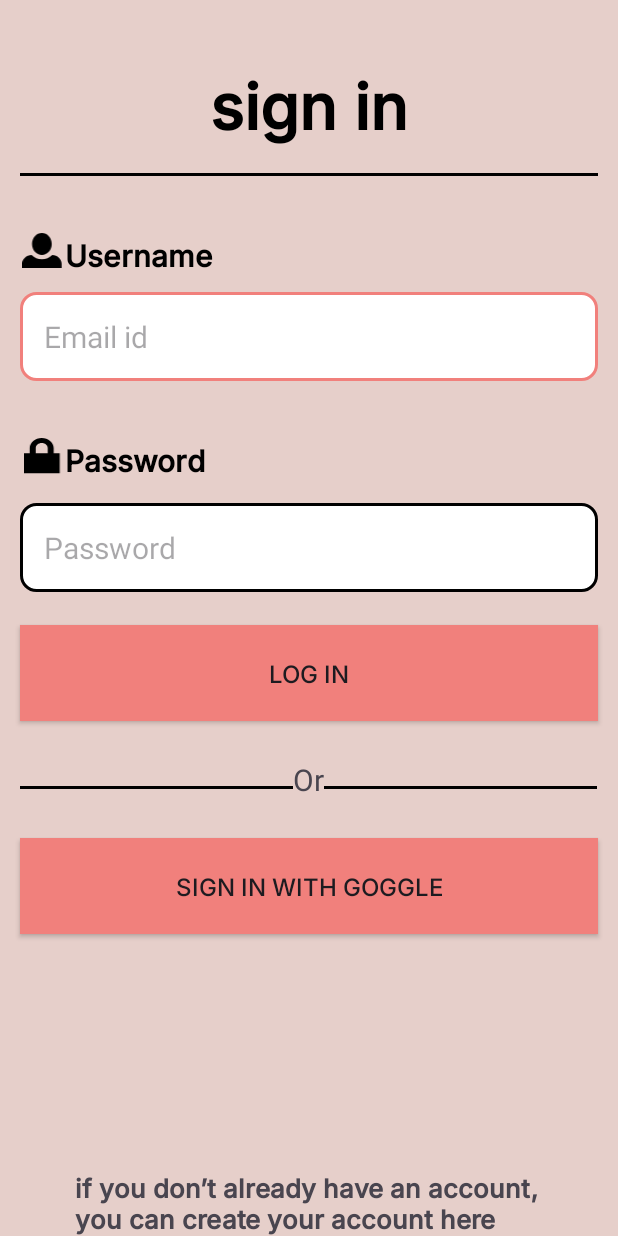
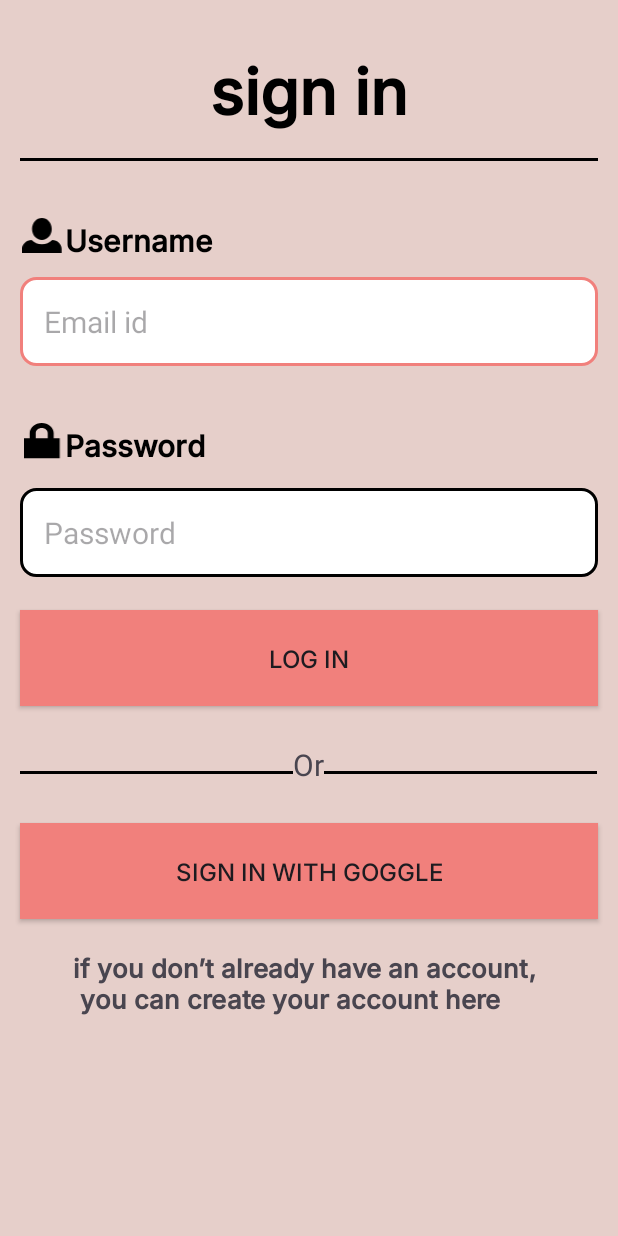
Before and after one commit to saifikram969/Intern-App-Webmobi-project, an Android app: the Login_Account_Activity screen opened directly, with no data from a screen before it, on a phone screen of 412 x 824 dp. Run offline under Robolectric (Android 15) with nearby library versions, the phone set to English and light mode, and no system bars; our stand-ins replace Firebase (no records; nobody signed in at launch, a user with empty details on screens opened directly); libraries missing offline, so code that uses them is left out: androidx.test.espresso; Roboto replaces fonts that are not available here.

```diff
--- a/app/src/main/java/com/example/internapp_webmobi_project/Login_Account_Activity.java
+++ b/app/src/main/java/com/example/internapp_webmobi_project/Login_Account_Activity.java
@@ -32,8 +32,8 @@ public class Login_Account_Activity extends AppCompatActivity {
     EditText emailEditText, passwordEditText;
     Button loginBtn, loginGoggle;
 
-     GoogleSignInClient gsc;
-     GoogleSignInOptions gso;
+     //GoogleSignInClient gsc;
+   //  GoogleSignInOptions gso;
     ProgressBar progressBar;
     TextView createAccountBtnTextView;
 
@@ -50,16 +50,16 @@ public class Login_Account_Activity extends AppCompatActivity {
         progressBar = findViewById(R.id.progress_bar);
         createAccountBtnTextView = findViewById(R.id.create_account_text_view_btn);
         //goggle gso
-         gso = new GoogleSignInOptions.Builder(GoogleSignInOptions.DEFAULT_SIGN_IN).requestEmail().build();
+       //  gso = new GoogleSignInOptions.Builder(GoogleSignInOptions.DEFAULT_SIGN_IN).requestEmail().build();
 
         // Initialize sign in client
-        gsc = GoogleSignIn.getClient(this,gso);
+       // gsc = GoogleSignIn.getClient(this,gso);
 
         //goggle login
-        loginGoggle.setOnClickListener((View.OnClickListener) view -> {
+      /*  loginGoggle.setOnClickListener((View.OnClickListener) view -> {
 
            signIn();
-        });
+        });*/
 
 
 
@@ -67,14 +67,14 @@ public class Login_Account_Activity extends AppCompatActivity {
         createAccountBtnTextView.setOnClickListener((v)->startActivity(new Intent(Login_Account_Activity.this,Create_Account_Activity.class)));
     }
 
-    private void signIn() {
+    /*private void signIn() {
 
         Intent signInIntent = gsc.getSignInIntent();
         startActivityForResult(signInIntent,1000);
-    }
+    }*/
 
-    @Override
-    protected void onActivityResult(int requestCode, int resultCode,Intent data) {
+    //@Override
+   /* protected void onActivityResult(int requestCode, int resultCode,Intent data) {
         super.onActivityResult(requestCode, resultCode, data);
         if (resultCode == 1000){
             Task<GoogleSignInAccount> task = GoogleSignIn.getSignedInAccountFromIntent(data);
@@ -85,13 +85,13 @@ public class Login_Account_Activity extends AppCompatActivity {
                 Toast.makeText(getApplicationContext(),"Something went wrong",Toast.LENGTH_SHORT).show();
                      }
                             }
-                             }
+                             }*/
 
-     void navigateToSecondActivity() {
+    /* void navigateToSecondActivity() {
         finish();
         Intent intent = new Intent(Login_Account_Activity.this,MainActivity.class);
         startActivity(intent);
-    }
+    }*/
 
 
     void loginUser() {
--- a/app/src/main/res/layout/activity_login_account.xml
+++ b/app/src/main/res/layout/activity_login_account.xml
@@ -3,7 +3,7 @@
     xmlns:app="http://schemas.android.com/apk/res-auto"
     xmlns:tools="http://schemas.android.com/tools"
     android:layout_width="match_parent"
-    android:layout_height="wrap_content"
+    android:layout_height="match_parent"
     android:background="@color/background"
     tools:context=".Login_Account_Activity">
         <TextView
@@ -13,7 +13,7 @@
             android:layout_centerHorizontal="true"
             android:fontFamily="@font/inter_medium"
             android:text="sign in"
-            android:layout_marginTop="40dp"
+            android:layout_marginTop="30dp"
             android:textColor="@color/black"
             android:textSize="42sp"
             android:textStyle="bold" />
@@ -93,7 +93,8 @@
         android:layout_marginLeft="13dp"
         android:layout_marginRight="13dp"
         android:id="@+id/password_edit_text"
-        android:inputType="numberPassword"
+        android:inputType="textPassword"
+        android:enabled="true"
         android:textSize="20sp"
         android:background="@drawable/custom_edittext"
         android:layout_below="@id/password"
@@ -158,14 +159,13 @@
         android:layout_height="wrap_content"
         android:fontFamily="@font/inter_medium"
         android:textFontWeight="700"
-        android:layout_marginStart="50dp"
-        android:layout_marginEnd="50dp"
         android:textStyle="normal"
         android:textSize="17dp"
-        android:layout_alignParentBottom="true"
-        android:layout_marginBottom="25dp"
+        android:layout_centerInParent="true"
+        android:layout_marginTop="20dp"
+        android:layout_below="@id/goggle_login_btn"
         android:id="@+id/create_account_text_view_btn"
-        android:text="if you don’t already have an account, you can create your account here"/>
+        android:text="if you don’t already have an account, \n you can create your account here"/>
 
 
     <ProgressBar
```
